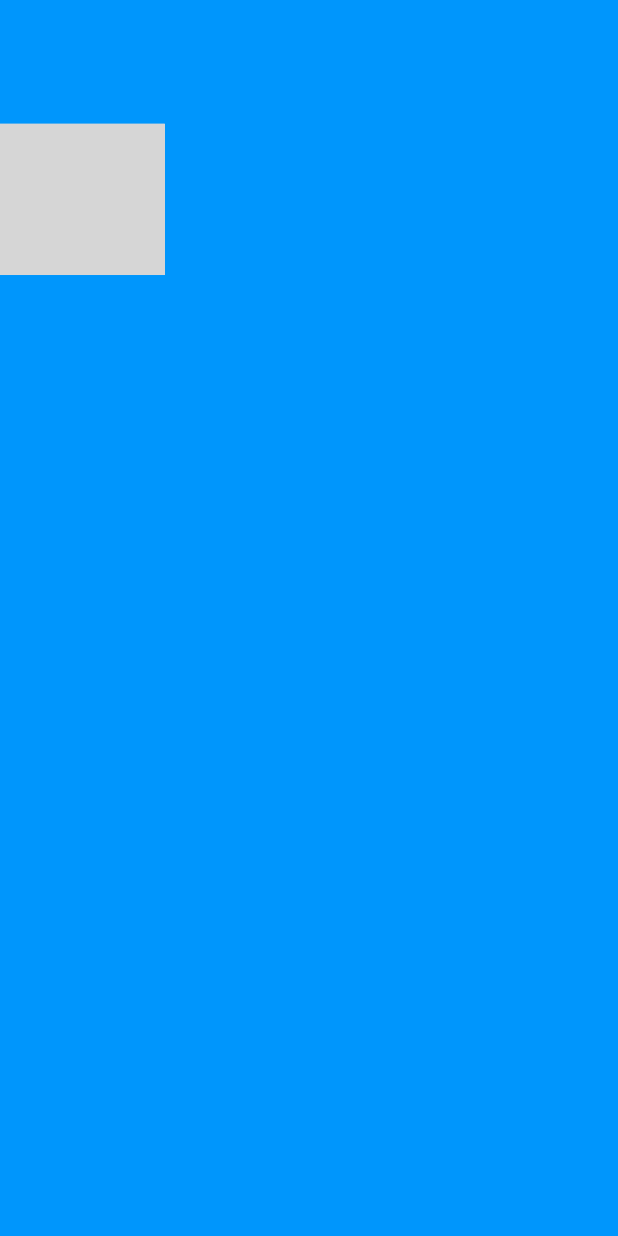
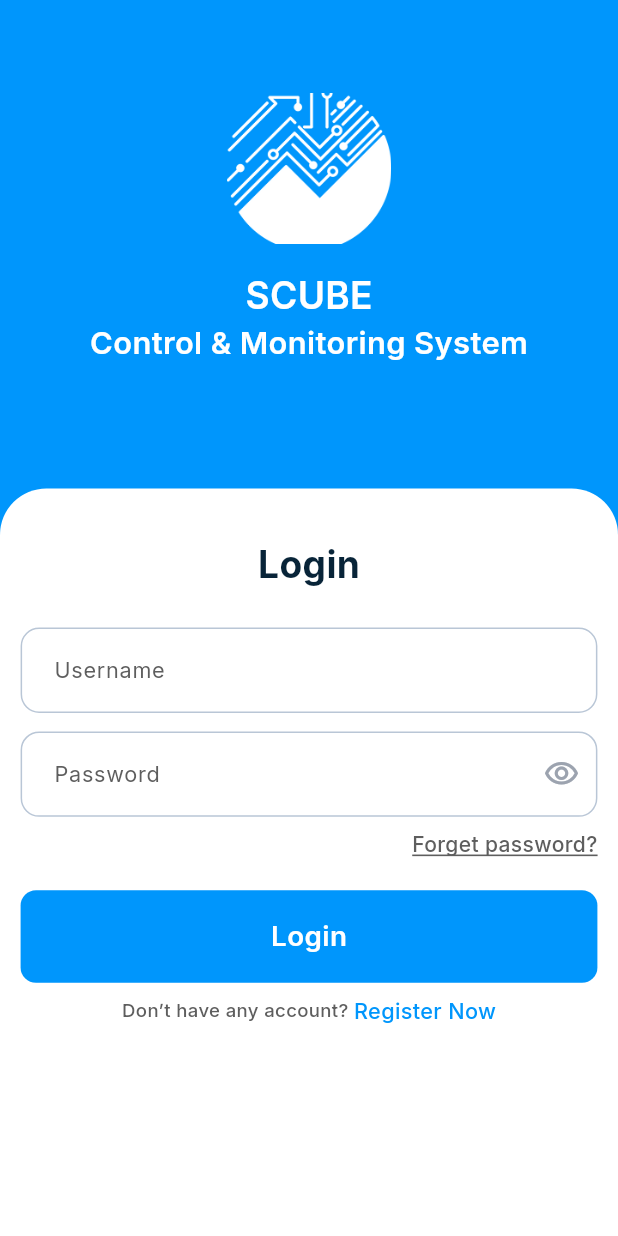
Before and after one commit to ahizaz/Task, a Flutter app: the screen it shows after launch, on a phone screen of 412 x 824 dp. Run offline on Flutter 3.47's test engine with Material 3 defaults, Android fonts, the phone set to English and light mode, and no system bars; our stand-ins replace flutter_screenutil, get, google_fonts; grey boxes are pictures that could not be loaded.

Commit message:
login_page done

```diff
--- /dev/null
+++ b/lib/core/common/styles/global_text_styles.dart
@@ -0,0 +1,56 @@
+import 'package:flutter/material.dart';
+import 'package:flutter_screenutil/flutter_screenutil.dart';
+import 'package:google_fonts/google_fonts.dart';
+
+class GlobalTextStyles {
+  // App Title Style
+  static TextStyle appTitle({Color color = const Color(0xFFFFFFFF)}) {
+    return GoogleFonts.inter(
+      fontSize: 24.sp,
+      fontWeight: FontWeight.w600,
+      color: color,
+    );
+  }
+
+  // Subtitle Style
+  static TextStyle subtitle({Color color = const Color(0xFFFFFFFF)}) {
+    return GoogleFonts.inter(
+      fontSize: 20.sp,
+      fontWeight: FontWeight.w600,
+      color: color,
+    );
+  }
+
+  // Body Text Style
+  static TextStyle bodyText({
+    Color color = const Color(0xFFFFFFFF),
+    FontWeight fontWeight = FontWeight.w400,
+  }) {
+    return GoogleFonts.inter(
+      fontSize: 16.sp,
+      fontWeight: fontWeight,
+      color: color,
+    );
+  }
+
+  // Small Text Style
+  static TextStyle smallText({
+    Color color = const Color(0xFFFFFFFF),
+    FontWeight fontWeight = FontWeight.w400,
+  }) {
+    return GoogleFonts.inter(
+      fontSize: 14.sp,
+      fontWeight: fontWeight,
+      color: color,
+    );
+  }
+
+  // Button Text Style
+  static TextStyle buttonText({Color color = const Color(0xFFFFFFFF)}) {
+    return GoogleFonts.inter(
+      fontSize: 18.sp,
+      fontWeight: FontWeight.w600,
+      color: color,
+    );
+  }
+}
--- /dev/null
+++ b/lib/core/common/widgets/custom_text_field.dart
@@ -0,0 +1,52 @@
+import 'package:flutter/material.dart';
+import 'package:flutter_screenutil/flutter_screenutil.dart';
+import 'package:google_fonts/google_fonts.dart';
+
+class CustomTextField extends StatelessWidget {
+  final TextEditingController controller;
+  final String hintText;
+  final bool obscureText;
+  final Widget? suffixIcon;
+  final TextStyle? hintStyle;
+
+  const CustomTextField({
+    super.key,
+    required this.controller,
+    required this.hintText,
+    this.obscureText = false,
+    this.suffixIcon,
+    this.hintStyle,
+  });
+
+  @override
+  Widget build(BuildContext context) {
+    return TextField(
+      controller: controller,
+      obscureText: obscureText,
+      decoration: InputDecoration(
+        hintText: hintText,
+        hintStyle: hintStyle ?? GoogleFonts.inter(
+          fontSize: 14.sp,
+          fontWeight: FontWeight.w400,
+          color: Color(0xff5E5E5E),
+        ),
+        filled: true,
+        fillColor: Colors.white,
+        border: OutlineInputBorder(
+          borderRadius: BorderRadius.circular(12.r),
+          borderSide: BorderSide(color: Color(0xffB9C6D6), width: 1),
+        ),
+        enabledBorder: OutlineInputBorder(
+          borderRadius: BorderRadius.circular(12.r),
+          borderSide: BorderSide(color: Color(0xffB9C6D6), width: 1),
+        ),
+        focusedBorder: OutlineInputBorder(
+          borderRadius: BorderRadius.circular(12.r),
+          borderSide: BorderSide(color: Color(0xffB9C6D6), width: 1),
+        ),
+        contentPadding: EdgeInsets.symmetric(horizontal: 16.w, vertical: 16.h),
+        suffixIcon: suffixIcon,
+      ),
+    );
+  }
+}
--- a/lib/core/utils/constants/colors.dart
+++ b/lib/core/utils/constants/colors.dart
@@ -2,4 +2,5 @@ import 'dart:ui';
 
 class AppColors{
     static const Color backgroundColor = Color(0xff0096FC);
+    static const Color black =Color(0xff082438);
 }
--- a/lib/core/utils/constants/image_path.dart
+++ b/lib/core/utils/constants/image_path.dart
@@ -1,3 +1,3 @@
 class ImagePath {
-  static const String applogo = "assets/images/app_logo.svg";
+  static const String applogo = "assets/images/app_logo.png";
 }
--- a/lib/feature/login/controller/login_controller.dart
+++ b/lib/feature/login/controller/login_controller.dart
@@ -1,5 +1,20 @@
+import 'package:flutter/material.dart';
 import 'package:get/get.dart';
 
-class LoginController extends GetxController{
+class LoginController extends GetxController {
+  final TextEditingController usernameController = TextEditingController();
+  final TextEditingController passwordController = TextEditingController();
 
+  final RxBool obscurePassword = true.obs;
+
+  void togglePasswordVisibility() {
+    obscurePassword.value = !obscurePassword.value;
+  }
+
+  @override
+  void onClose() {
+    usernameController.dispose();
+    passwordController.dispose();
+    super.onClose();
+  }
 }
--- a/lib/feature/login/screen/login_screen.dart
+++ b/lib/feature/login/screen/login_screen.dart
@@ -1,21 +1,130 @@
 import 'package:flutter/material.dart';
 import 'package:flutter_screenutil/flutter_screenutil.dart';
-import 'package:flutter_svg/flutter_svg.dart';
+import 'package:get/get.dart';
+import 'package:google_fonts/google_fonts.dart';
+import 'package:task/core/common/styles/global_text_styles.dart';
+import 'package:task/core/common/widgets/custom_text_field.dart';
 import 'package:task/core/utils/constants/colors.dart';
 import 'package:task/core/utils/constants/image_path.dart';
-
+import 'package:task/feature/login/controller/login_controller.dart';
 class LoginScreen extends StatelessWidget {
   const LoginScreen({super.key});
-
   @override
   Widget build(BuildContext context) {
+    final LoginController controller = Get.put(LoginController());
     return Scaffold(
+      resizeToAvoidBottomInset: true,
       backgroundColor: AppColors.backgroundColor,
       body: Column(
-        mainAxisAlignment: MainAxisAlignment.start,
         children: [
-        SizedBox(height: 80.h,),
-        SvgPicture.asset(ImagePath.applogo,fit: BoxFit.cover,height: 98.h,width: 96.w,),
+          SizedBox(height: 60.h,),
+          Center(child: Image.asset(ImagePath.applogo,width: 96.w,height: 98.h,fit: BoxFit.cover,)),
+          SizedBox(height: 16.h,),
+          Text("SCUBE",style: GlobalTextStyles.appTitle()),
+          Text("Control & Monitoring System",style: GlobalTextStyles.subtitle()),
+          SizedBox(height: 80.h,),
+          Expanded(
+            child: Container(
+              width: double.infinity,
+              decoration: BoxDecoration(
+                color: Colors.white,
+                borderRadius: BorderRadius.only(
+                  topLeft: Radius.circular(30.r),
+                  topRight: Radius.circular(30.r),
+                ),
+
+              ),
+              child: SingleChildScrollView(
+                padding: EdgeInsets.only(
+                  left: 12.w,
+                  right: 12.w,
+                  bottom: MediaQuery.of(context).viewInsets.bottom + 20.h,
+                ),
+                child: Column(
+                  children: [
+                    SizedBox(height: 32.h,),
+                    Center(child: Text("Login",style: GoogleFonts.inter(
+                     fontSize: 24.sp,
+                     fontWeight: FontWeight.w700,
+                     color: AppColors.black,
+                  ),),),
+                  SizedBox(height: 24.h,),
+
+
+                  CustomTextField(
+                    controller: controller.usernameController,
+                    hintText: 'Username',
+                  ),
+                  SizedBox(height: 12.h,),
+
+
+                  Obx(
+                    () => CustomTextField(
+                      controller: controller.passwordController,
+                      hintText: 'Password',
+                      obscureText: controller.obscurePassword.value,
+                      suffixIcon: IconButton(
+                        icon: Icon(
+                          controller.obscurePassword.value ? Icons.visibility_outlined : Icons.visibility_off_outlined,
+                          color: Color(0xff9CA3AF),
+                        ),
+                        onPressed: controller.togglePasswordVisibility,
+                      ),
+                    ),
+                  ),
+                  SizedBox(height: 8.h,),
+                Align(
+       alignment: Alignment.centerRight,
+      child: Text(
+        "Forget password?",
+         style: GoogleFonts.inter(
+         fontWeight: FontWeight.w500,
+      fontSize: 14,
+          color: Color(0xff5E5E5E),
+      decoration: TextDecoration.underline,
+      decorationColor: Color(0xff5E5E5E),
+    ),
+  ),
+),
+    SizedBox(height: 20.h,),
+    Container(
+      width: double.infinity,
+      height: 60.h,
+      decoration: BoxDecoration(
+        color: Color(0xff0096FC),
+        borderRadius: BorderRadius.circular(10.r),
+      ),
+      child: Center(
+        child: Text("Login",style: GoogleFonts.inter(
+          fontSize: 18.sp,
+          fontWeight: FontWeight.w600,
+          color: Color(0xffFFFFFF)
+        ),),
+      ),
+    ),
+    SizedBox(height: 8.h,),
+    Row(
+      mainAxisAlignment: MainAxisAlignment.center,
+      children: [
+
+        Text("Don’t have any account? ",style: GoogleFonts.inter(
+          fontSize: 12.sp,
+          fontWeight: FontWeight.w500,
+          color: Color(0xff5E5E5E)
+        ),),
+        Text("Register Now",style: GoogleFonts.inter(
+          fontSize: 14.sp,
+          fontWeight: FontWeight.w500,
+          color: Color(0xff0096FC)
+        ),)
+      ],
+    )
+
+                  ],
+                ),
+              ),
+            ),
+          ),
         ],
       ),
 
--- a/pubspec.yaml
+++ b/pubspec.yaml
@@ -38,7 +38,7 @@ dependencies:
   get: ^4.7.3
   flutter_screenutil: ^5.9.3
   google_fonts: ^6.3.3
-  flutter_svg: ^2.2.3
+
 
 dev_dependencies:
   flutter_test:
```
Also changed, not shown: assets/images/app_logo.png (added), assets/images/app_logo.svg (deleted), pubspec.lock.
